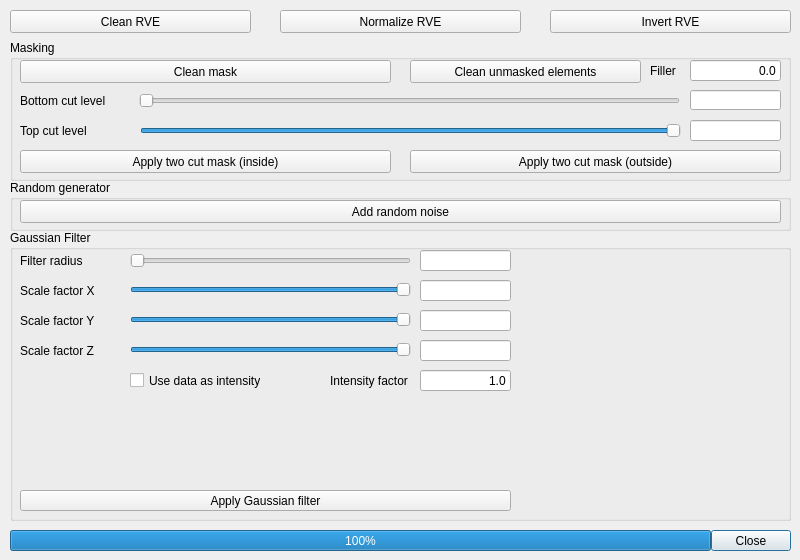
Before: the Qt Designer form RandomFieldGenerator/UI/volumeglrenderrveeditdialog.ui in NazariyJaworskiGitHub/physicalenvironmentdesign, drawn with Qt 5.
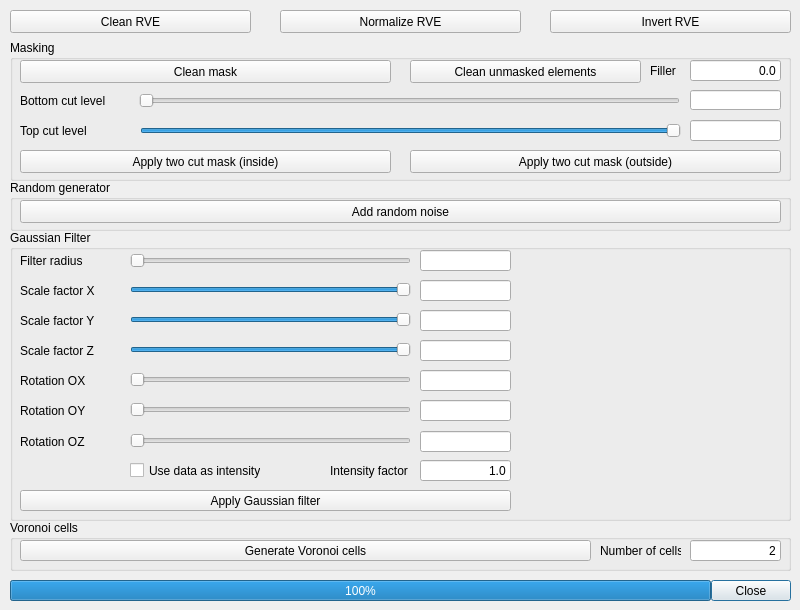
After: the same form once the commit is applied.

Commit message:
Voronoi cells GUI, Filter rotation bug;
Warning! Filtering is modified, rotation is not implemented, don`t use
this release!

Patch:
```diff
--- a/RandomFieldGenerator/UI/volumeglrenderrveeditdialog.ui
+++ b/RandomFieldGenerator/UI/volumeglrenderrveeditdialog.ui
@@ -7,12 +7,15 @@
     <x>0</x>
     <y>0</y>
     <width>800</width>
-    <height>560</height>
+    <height>610</height>
    </rect>
   </property>
   <property name="windowTitle">
    <string>Representative Volume Element Edit Dialog</string>
   </property>
+  <property name="sizeGripEnabled">
+   <bool>false</bool>
+  </property>
   <property name="modal">
    <bool>true</bool>
   </property>
@@ -20,7 +23,7 @@
    <property name="geometry">
     <rect>
      <x>10</x>
-     <y>530</y>
+     <y>580</y>
      <width>781</width>
      <height>21</height>
     </rect>
@@ -262,7 +265,7 @@
     <property name="geometry">
      <rect>
       <x>120</x>
-      <y>140</y>
+      <y>230</y>
       <width>131</width>
       <height>21</height>
      </rect>
@@ -275,7 +278,7 @@
     <property name="geometry">
      <rect>
       <x>320</x>
-      <y>140</y>
+      <y>230</y>
       <width>81</width>
       <height>21</height>
      </rect>
@@ -288,7 +291,7 @@
     <property name="geometry">
      <rect>
       <x>410</x>
-      <y>140</y>
+      <y>230</y>
       <width>91</width>
       <height>21</height>
      </rect>
@@ -306,12 +309,165 @@
      <bool>false</bool>
     </property>
    </widget>
+   <widget class="QLabel" name="RotationOXLabel">
+    <property name="geometry">
+     <rect>
+      <x>10</x>
+      <y>140</y>
+      <width>101</width>
+      <height>21</height>
+     </rect>
+    </property>
+    <property name="text">
+     <string>Rotation OX</string>
+    </property>
+   </widget>
+   <widget class="QSlider" name="RotationOXSlider">
+    <property name="geometry">
+     <rect>
+      <x>120</x>
+      <y>139</y>
+      <width>281</width>
+      <height>21</height>
+     </rect>
+    </property>
+    <property name="minimum">
+     <number>0</number>
+    </property>
+    <property name="maximum">
+     <number>179</number>
+    </property>
+    <property name="value">
+     <number>0</number>
+    </property>
+    <property name="orientation">
+     <enum>Qt::Horizontal</enum>
+    </property>
+   </widget>
+   <widget class="QLineEdit" name="RotationOXLineEdit">
+    <property name="geometry">
+     <rect>
+      <x>410</x>
+      <y>140</y>
+      <width>91</width>
+      <height>21</height>
+     </rect>
+    </property>
+    <property name="dragEnabled">
+     <bool>false</bool>
+    </property>
+    <property name="readOnly">
+     <bool>true</bool>
+    </property>
+   </widget>
+   <widget class="QLabel" name="RotationOYLabel">
+    <property name="geometry">
+     <rect>
+      <x>10</x>
+      <y>170</y>
+      <width>101</width>
+      <height>21</height>
+     </rect>
+    </property>
+    <property name="text">
+     <string>Rotation OY</string>
+    </property>
+   </widget>
+   <widget class="QSlider" name="RotationOYSlider">
+    <property name="geometry">
+     <rect>
+      <x>120</x>
+      <y>169</y>
+      <width>281</width>
+      <height>21</height>
+     </rect>
+    </property>
+    <property name="minimum">
+     <number>0</number>
+    </property>
+    <property name="maximum">
+     <number>179</number>
+    </property>
+    <property name="value">
+     <number>0</number>
+    </property>
+    <property name="orientation">
+     <enum>Qt::Horizontal</enum>
+    </property>
+   </widget>
+   <widget class="QLineEdit" name="RotationOYLineEdit">
+    <property name="geometry">
+     <rect>
+      <x>410</x>
+      <y>170</y>
+      <width>91</width>
+      <height>21</height>
+     </rect>
+    </property>
+    <property name="dragEnabled">
+     <bool>false</bool>
+    </property>
+    <property name="readOnly">
+     <bool>true</bool>
+    </property>
+   </widget>
+   <widget class="QLineEdit" name="RotationOZLineEdit">
+    <property name="geometry">
+     <rect>
+      <x>410</x>
+      <y>201</y>
+      <width>91</width>
+      <height>21</height>
+     </rect>
+    </property>
+    <property name="dragEnabled">
+     <bool>false</bool>
+    </property>
+    <property name="readOnly">
+     <bool>true</bool>
+    </property>
+   </widget>
+   <widget class="QLabel" name="RotationOZLabel">
+    <property name="geometry">
+     <rect>
+      <x>10</x>
+      <y>201</y>
+      <width>101</width>
+      <height>21</height>
+     </rect>
+    </property>
+    <property name="text">
+     <string>Rotation OZ</string>
+    </property>
+   </widget>
+   <widget class="QSlider" name="RotationOZSlider">
+    <property name="geometry">
+     <rect>
+      <x>120</x>
+      <y>200</y>
+      <width>281</width>
+      <height>21</height>
+     </rect>
+    </property>
+    <property name="minimum">
+     <number>0</number>
+    </property>
+    <property name="maximum">
+     <number>179</number>
+    </property>
+    <property name="value">
+     <number>0</number>
+    </property>
+    <property name="orientation">
+     <enum>Qt::Horizontal</enum>
+    </property>
+   </widget>
   </widget>
   <widget class="QProgressBar" name="progressBar">
    <property name="geometry">
     <rect>
      <x>10</x>
-     <y>530</y>
+     <y>580</y>
      <width>701</width>
      <height>21</height>
     </rect>
@@ -587,6 +743,67 @@
     </property>
    </widget>
   </widget>
+  <widget class="QGroupBox" name="VoronoiCells">
+   <property name="geometry">
+    <rect>
+     <x>10</x>
+     <y>520</y>
+     <width>781</width>
+     <height>51</height>
+    </rect>
+   </property>
+   <property name="title">
+    <string>Voronoi cells</string>
+   </property>
+   <widget class="QPushButton" name="GenerateVoronoiCellsButton">
+    <property name="geometry">
+     <rect>
+      <x>10</x>
+      <y>20</y>
+      <width>571</width>
+      <height>21</height>
+     </rect>
+    </property>
+    <property name="text">
+     <string>Generate Voronoi cells</string>
+    </property>
+   </widget>
+   <widget class="QLineEdit" name="NumberOfCellsLineEdit">
+    <property name="geometry">
+     <rect>
+      <x>680</x>
+      <y>20</y>
+      <width>91</width>
+      <height>21</height>
+     </rect>
+    </property>
+    <property name="text">
+     <string>2</string>
+    </property>
+    <property name="alignment">
+     <set>Qt::AlignRight|Qt::AlignTrailing|Qt::AlignVCenter</set>
+    </property>
+    <property name="dragEnabled">
+     <bool>false</bool>
+    </property>
+    <property name="readOnly">
+     <bool>false</bool>
+    </property>
+   </widget>
+   <widget class="QLabel" name="NumberOfCellsLabel">
+    <property name="geometry">
+     <rect>
+      <x>590</x>
+      <y>20</y>
+      <width>81</width>
+      <height>21</height>
+     </rect>
+    </property>
+    <property name="text">
+     <string>Number of cells</string>
+    </property>
+   </widget>
+  </widget>
  </widget>
  <resources/>
  <connections>
```
Left out of the diff: 3 changed lines with no effect on the pictures. The commit also changes 13 other files.
